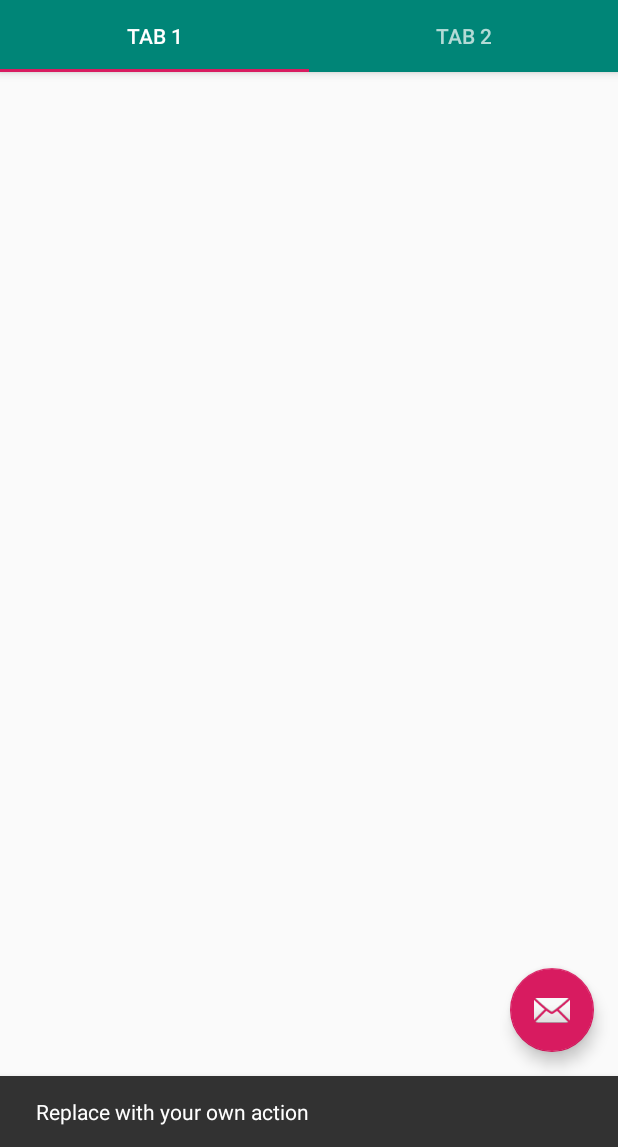
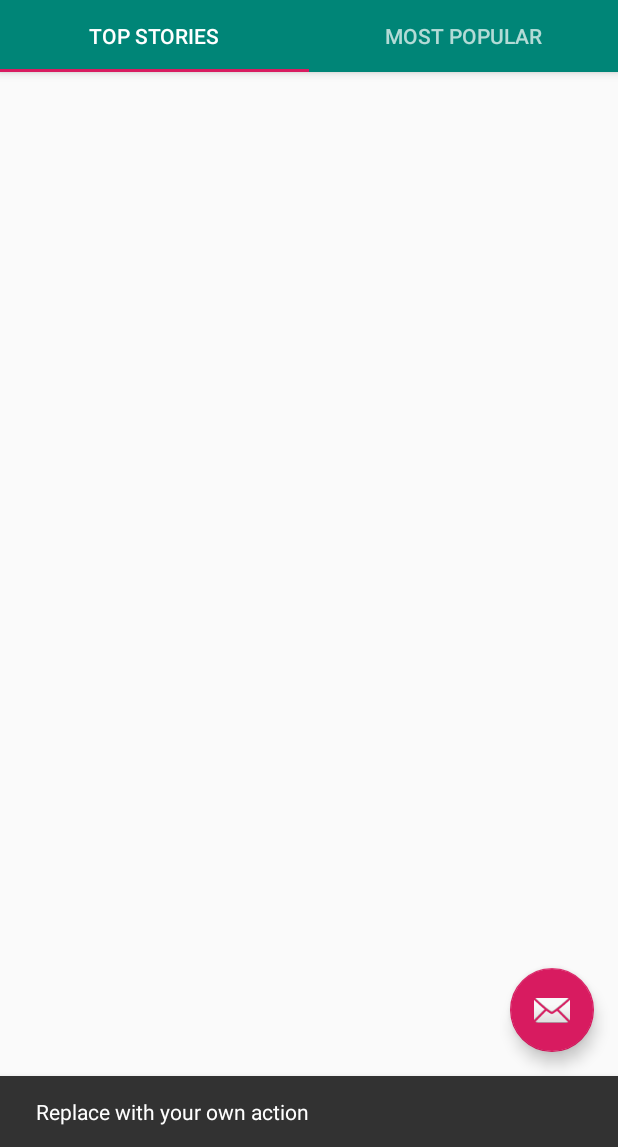
Before and after one commit to Taz91/P5_MyNewsTaz, an Android app: the screen it shows after launch (MainActivity), after a tap on an icon or button, on a phone screen of 412 x 824 dp, the part 89-1236 px from its top. Run offline under Robolectric (Android 15) with nearby library versions, the phone set to English and light mode, and no system bars; 1 statement that could not run was skipped.

Commit message:
before modify

```diff
--- a/app/src/main/java/com/agilya/syc/tabbedactivity/MainActivity.java
+++ b/app/src/main/java/com/agilya/syc/tabbedactivity/MainActivity.java
@@ -21,6 +21,7 @@ public class MainActivity extends AppCompatActivity {
     protected void onCreate(Bundle savedInstanceState) {
         super.onCreate(savedInstanceState);
         setContentView(R.layout.activity_main);
+
         SectionsPagerAdapter sectionsPagerAdapter = new SectionsPagerAdapter(this, getSupportFragmentManager());
         ViewPager viewPager = findViewById(R.id.view_pager);
         viewPager.setAdapter(sectionsPagerAdapter);
--- a/app/src/main/java/com/agilya/syc/tabbedactivity/ui/main/SectionsPagerAdapter.java
+++ b/app/src/main/java/com/agilya/syc/tabbedactivity/ui/main/SectionsPagerAdapter.java
@@ -17,7 +17,7 @@ import com.agilya.syc.tabbedactivity.R;
 public class SectionsPagerAdapter extends FragmentPagerAdapter {
 
     @StringRes
-    private static final int[] TAB_TITLES = new int[]{R.string.tab_text_1, R.string.tab_text_2};
+    private static final int[] TAB_TITLES = new int[]{R.string.tab_top_stories, R.string.tab_most_popular, R.string.tab_business};
     private final Context mContext;
 
     public SectionsPagerAdapter(Context context, FragmentManager fm) {
--- a/app/src/main/res/values/strings.xml
+++ b/app/src/main/res/values/strings.xml
@@ -1,5 +1,6 @@
 <resources>
     <string name="app_name">TabbedActivity</string>
-    <string name="tab_text_1">Tab 1</string>
-    <string name="tab_text_2">Tab 2</string>
+    <string name="tab_top_stories">TOP STORIES</string>
+    <string name="tab_most_popular">MOST POPULAR</string>
+    <string name="tab_business">BUSINESS</string>
 </resources>
```
